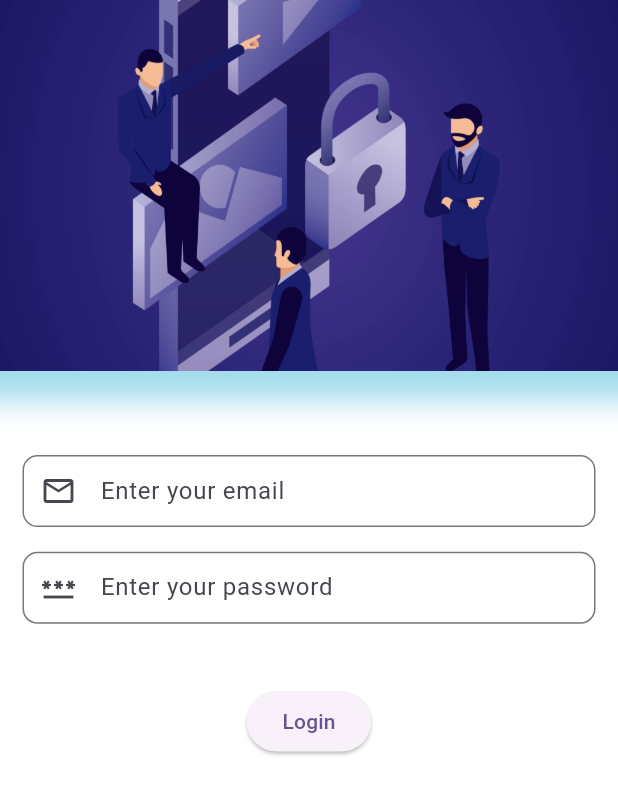
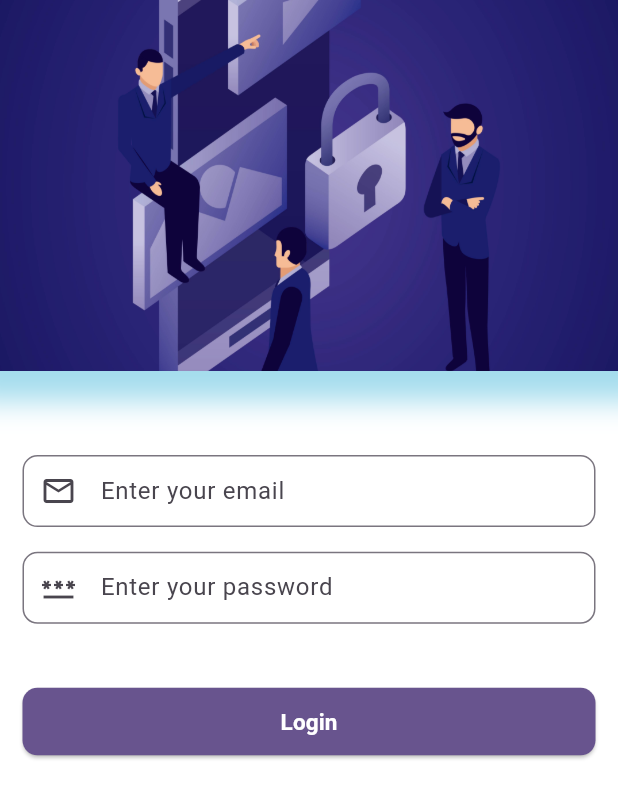
Before and after one commit to Shahin4292/chat-app, a Flutter app: the screen it shows after launch, on a phone screen of 412 x 824 dp. Shown: the top 798 px of the screen. Run offline on Flutter 3.47's test engine with Material 3 defaults, Android fonts, the phone set to English and light mode, and no system bars; our stand-ins replace get.

Commit message:
add custom_button

```diff
--- a/lib/auth/screens/user_login_screen.dart
+++ b/lib/auth/screens/user_login_screen.dart
@@ -1,3 +1,4 @@
+import 'package:chat_app/common/custom_button.dart';
 import 'package:chat_app/utils/app_color.dart';
 import 'package:chat_app/utils/image_path.dart';
 import 'package:flutter/material.dart';
@@ -68,7 +69,12 @@ class UserLoginScreen extends StatelessWidget {
 
                 SizedBox(height: height * 0.05),
 
-                ElevatedButton(onPressed: (){}, child: Text('Login'))
+                CustomButton(
+                  text: 'Login',
+                  onTap: () {
+                    // Handle login logic here
+                  },
+                ),
               ],
             ),
           )
--- a/lib/common/custom_button.dart
+++ b/lib/common/custom_button.dart
@@ -0,0 +1,29 @@
+import 'package:flutter/material.dart';
+
+class CustomButton extends StatelessWidget {
+  final VoidCallback? onTap;
+  final String text;
+  final Color? color;
+
+  const CustomButton({super.key, this.onTap, required this.text, this.color});
+
+  @override
+  Widget build(BuildContext context) {
+    return ElevatedButton(
+      onPressed: onTap,
+      style: ElevatedButton.styleFrom(
+        minimumSize: Size(double.maxFinite, 45),
+        backgroundColor: color ?? Theme.of(context).primaryColor,
+        shape: RoundedRectangleBorder(
+          borderRadius: BorderRadius.circular(10),
+        ),
+        padding: EdgeInsets.symmetric(horizontal: 20, vertical: 12),
+      ),
+      child: Text(text, style: TextStyle(
+        fontSize: 15,
+        fontWeight: FontWeight.w600,
+        color: Colors.white
+      )),
+    );
+  }
+}
```
